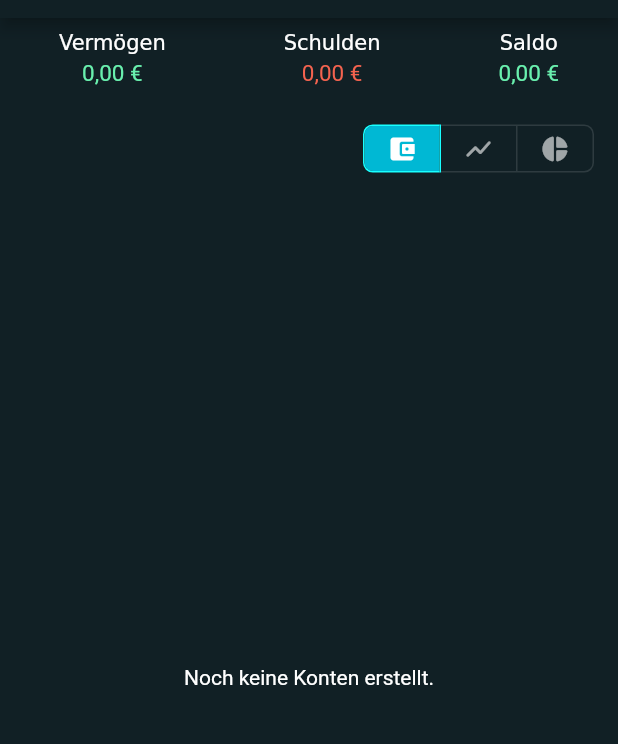
After one commit to Marcel9494/Haushaltsbuch, a Flutter app: the AccountsScreen screen opened directly, on a phone screen of 412 x 824 dp, the part 66-810 px from its top. The commit adds this screen. Run offline on Flutter 3.47's test engine with Material 2 defaults, Android fonts, the phone set to English and light mode, and no system bars; our stand-ins replace another_flushbar, fl_chart, hive, hive_flutter, introduction_screen, modal_bottom_sheet and 2 more; accounts and stored records are empty.

Commit message:
Konten Ansicht erweitert
- Vermögensentwicklung & Vermögensaufteilung Statistik wurde zu der Konto Ansicht umgezogen.
- Statistiken Seite wurde zu Budgets Seite umbenannt und wird später mit Budget Funktionalitäten ausgestattet.
- UI/UX verbessert => einheitliche Navigation in Buchungen & Konten Seiten über Tabbars.
- Kleinere Code Verbesserungen implementiert und Namen verbessert.

```diff
--- a/lib/components/bottom_nav_bar/bottom_nav_bar.dart
+++ b/lib/components/bottom_nav_bar/bottom_nav_bar.dart
@@ -78,7 +78,7 @@ class _BottomNavBarState extends State<BottomNavBar> {
         backgroundColor: const Color(0x0fffffff),
         items: const <BottomNavigationBarItem>[
           BottomNavigationBarItem(icon: Icon(Icons.auto_stories_rounded), label: 'Buchungen'),
-          BottomNavigationBarItem(icon: Icon(Icons.insights_rounded), label: 'Statistiken'),
+          BottomNavigationBarItem(icon: Icon(Icons.bar_chart_rounded), label: 'Budgets'),
           BottomNavigationBarItem(icon: Icon(Icons.monetization_on_rounded), label: 'Konten'),
         ],
       ),
--- /dev/null
+++ b/lib/components/tab_views/account_overview_tab_view.dart
@@ -0,0 +1,78 @@
+import 'package:flutter/material.dart';
+
+import '../../models/account.dart';
+import '../cards/account_card.dart';
+import '../deco/loading_indicator.dart';
+
+class AccountOverviewTabView extends StatefulWidget {
+  const AccountOverviewTabView({Key? key}) : super(key: key);
+
+  @override
+  State<AccountOverviewTabView> createState() => _AccountOverviewTabViewState();
+}
+
+class _AccountOverviewTabViewState extends State<AccountOverviewTabView> {
+  List<Account> _accountList = [];
+
+  Future<List<Account>> _loadAccountList() async {
+    _accountList = await Account.loadAccounts();
+    return _accountList;
+  }
+
+  @override
+  Widget build(BuildContext context) {
+    return FutureBuilder(
+      future: _loadAccountList(),
+      builder: (BuildContext context, AsyncSnapshot<List<Account>> snapshot) {
+        switch (snapshot.connectionState) {
+          case ConnectionState.waiting:
+            return const LoadingIndicator();
+          case ConnectionState.done:
+            if (_accountList.isEmpty) {
+              return const Expanded(
+                child: Center(
+                  child: Text('Noch keine Konten erstellt.'),
+                ),
+              );
+            } else {
+              return Expanded(
+                child: RefreshIndicator(
+                  onRefresh: () async {
+                    _accountList = await _loadAccountList();
+                    setState(() {});
+                    return;
+                  },
+                  color: Colors.cyanAccent,
+                  child: ListView.builder(
+                    itemCount: _accountList.length,
+                    itemBuilder: (BuildContext context, int index) {
+                      if (index == 0 || _accountList[index - 1].accountType != _accountList[index].accountType) {
+                        return Column(
+                          crossAxisAlignment: CrossAxisAlignment.stretch,
+                          children: [
+                            Padding(
+                              padding: const EdgeInsets.all(8.0),
+                              child: Text(_accountList[index].accountType, style: const TextStyle(fontSize: 16.0)),
+                            ),
+                            AccountCard(account: _accountList[index]),
+                          ],
+                        );
+                      } else if (_accountList[index - 1].accountType == _accountList[index].accountType) {
+                        return AccountCard(account: _accountList[index]);
+                      }
+                      return const SizedBox();
+                    },
+                  ),
+                ),
+              );
+            }
+          default:
+            if (snapshot.hasError) {
+              return const Text('Konten Übersicht konnte nicht geladen werden.');
+            }
+            return const LoadingIndicator();
+        }
+      },
+    );
+  }
+}
--- a/lib/models/enums/asset_allocation_statistic_types.dart
+++ b/lib/models/enums/asset_allocation_statistic_types.dart
@@ -8,7 +8,7 @@ extension AssetAllocationStatisticTypeExtension on AssetAllocationStatisticType
       case AssetAllocationStatisticType.individualAccountTypes:
         return 'Einzelne Kontotypen';
       case AssetAllocationStatisticType.capitalOrRiskFreeInvestments:
-        return 'Kapitalanlagen vs. risikolosen Anlagen';
+        return 'Kapitalanlagen vs. risikolose Anlagen';
       default:
         throw Exception('$name is not a valid Asset Allocation Statistic type.');
     }
--- a/lib/screens/accounts_screen.dart
+++ b/lib/screens/accounts_screen.dart
@@ -1,7 +1,10 @@
 import 'package:flutter/material.dart';
+import 'package:haushaltsbuch/components/tab_views/asset_allocation_statistic_tab_view.dart';
 import 'package:modal_bottom_sheet/modal_bottom_sheet.dart';
 
-import '/components/cards/account_card.dart';
+import '../components/tab_views/asset_development_statistic_tab_view.dart';
+
+import '/components/tab_views/account_overview_tab_view.dart';
 import '/components/deco/bottom_sheet_line.dart';
 import '/components/deco/loading_indicator.dart';
 import '/components/deco/overview_tile.dart';
@@ -19,9 +22,9 @@ class AccountsScreen extends StatefulWidget {
 }
 
 class _AccountsScreenState extends State<AccountsScreen> {
-  late List<Account> _accountList = [];
-  late double _assetValues = 0.0;
-  late double _liabilityValues = 0.0;
+  double _assetValues = 0.0;
+  double _liabilityValues = 0.0;
+  List<bool> _selectedTabOption = [true, false, false];
 
   void _openBottomSheetMenu(BuildContext context) {
     showCupertinoModalBottomSheet<void>(
@@ -57,14 +60,26 @@ class _AccountsScreenState extends State<AccountsScreen> {
     );
   }
 
-  Future<List<Account>> _loadAccountList() async {
-    _accountList = await Account.loadAccounts();
-    return _accountList;
-  }
-
   Future<void> _getAssetAndLiabilityValues() async {
     _assetValues = await Account.getAssetValue();
     _liabilityValues = await Account.getLiabilityValue();
+  }
+
+  void _setSelectedTab(int selectedIndex) {
+    setState(() {
+      for (int i = 0; i < _selectedTabOption.length; i++) {
+        _selectedTabOption[i] = i == selectedIndex;
+      }
+      if (_selectedTabOption[0]) {
+        _selectedTabOption = [true, false, false];
+      } else if (_selectedTabOption[1]) {
+        _selectedTabOption = [false, true, false];
+      } else if (_selectedTabOption[2]) {
+        _selectedTabOption = [false, false, true];
+      } else {
+        _selectedTabOption = [true, false, false];
+      }
+    });
   }
 
   @override
@@ -95,59 +110,37 @@ class _AccountsScreenState extends State<AccountsScreen> {
                 }
               },
             ),
-            FutureBuilder(
-              future: _loadAccountList(),
-              builder: (BuildContext context, AsyncSnapshot<List<Account>> snapshot) {
-                switch (snapshot.connectionState) {
-                  case ConnectionState.waiting:
-                    return const LoadingIndicator();
-                  case ConnectionState.done:
-                    if (_accountList.isEmpty) {
-                      return const Expanded(
-                        child: Center(
-                          child: Text('Noch keine Konten erstellt.'),
-                        ),
-                      );
-                    } else {
-                      return Expanded(
-                        child: RefreshIndicator(
-                          onRefresh: () async {
-                            _accountList = await _loadAccountList();
-                            setState(() {});
-                            return;
-                          },
-                          color: Colors.cyanAccent,
-                          child: ListView.builder(
-                            itemCount: _accountList.length,
-                            itemBuilder: (BuildContext context, int index) {
-                              if (index == 0 || _accountList[index - 1].accountType != _accountList[index].accountType) {
-                                return Column(
-                                  crossAxisAlignment: CrossAxisAlignment.stretch,
+            Row(
+              mainAxisAlignment: MainAxisAlignment.end,
               children: [
                 Padding(
-                                      padding: const EdgeInsets.all(8.0),
-                                      child: Text(_accountList[index].accountType, style: const TextStyle(fontSize: 16.0)),
+                  padding: const EdgeInsets.only(right: 16.0, left: 16.0),
+                  child: ToggleButtons(
+                    onPressed: (selectedIndex) => _setSelectedTab(selectedIndex),
+                    borderRadius: BorderRadius.circular(6.0),
+                    selectedBorderColor: Colors.cyanAccent,
+                    fillColor: Colors.cyanAccent.shade700,
+                    selectedColor: Colors.white,
+                    color: Colors.white60,
+                    constraints: const BoxConstraints(
+                      minHeight: 30.0,
+                      minWidth: 50.0,
                     ),
-                                    AccountCard(account: _accountList[index]),
+                    isSelected: _selectedTabOption,
+                    children: const [
+                      Icon(Icons.account_balance_wallet_rounded, size: 20.0),
+                      Icon(Icons.show_chart_rounded, size: 20.0),
+                      Icon(Icons.pie_chart_rounded, size: 20.0),
                     ],
-                                );
-                              } else if (_accountList[index - 1].accountType == _accountList[index].accountType) {
-                                return AccountCard(account: _accountList[index]);
-                              }
-                              return const SizedBox();
-                            },
                   ),
                 ),
-                      );
-                    }
-                  default:
-                    if (snapshot.hasError) {
-                      return const Text('Konten Übersicht konnte nicht geladen werden.');
-                    }
-                    return const LoadingIndicator();
-                }
-              },
+              ],
             ),
+            _selectedTabOption[0]
+                ? const AccountOverviewTabView()
+                : _selectedTabOption[1]
+                    ? const AssetDevelopmentStatisticTabView()
+                    : const AssetAllocationStatisticTabView(),
           ],
         ),
       ),
```
Also changed, not shown: lib/components/tab_views/asset_allocation_statistic_tab_view.dart (renamed from lib/screens/asset_allocation_statistic_screen.dart, +11 -10 lines), lib/components/tab_views/asset_development_statistic_tab_view.dart (renamed from lib/screens/asset_development_statistic_screen.dart, +4 -4 lines), lib/models/enums/statistic_types.dart (added, +14 -0 lines), lib/screens/statistics_screen.dart (+52 -53 lines). Lines whose indentation alone changed are shown as unchanged.
